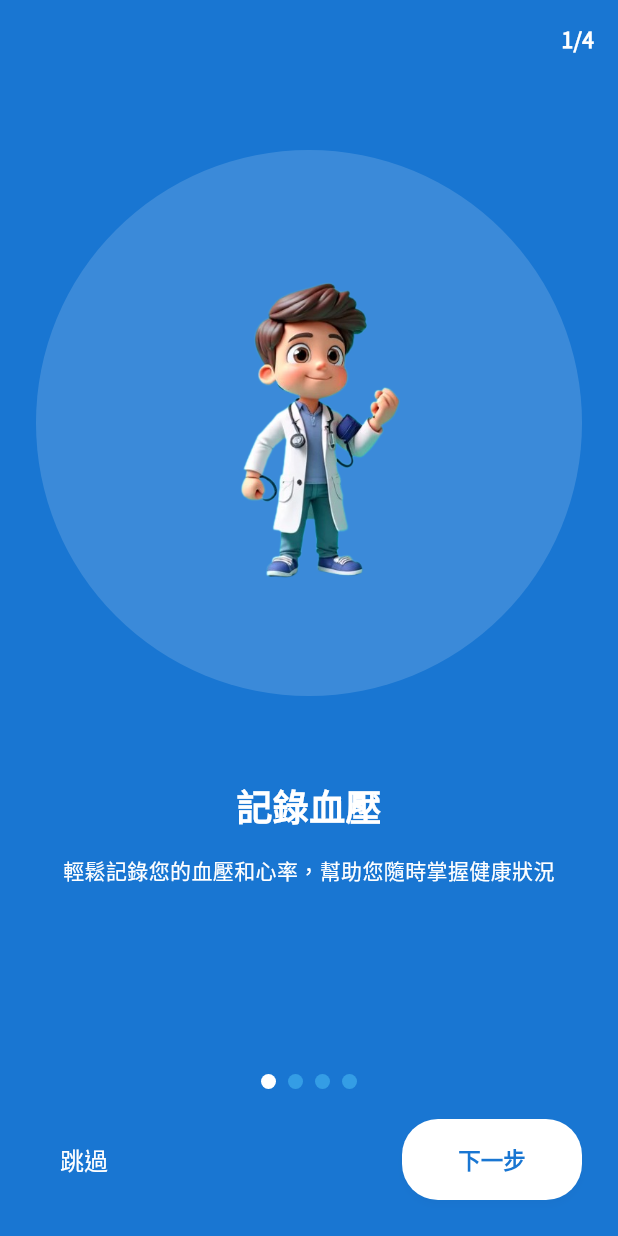
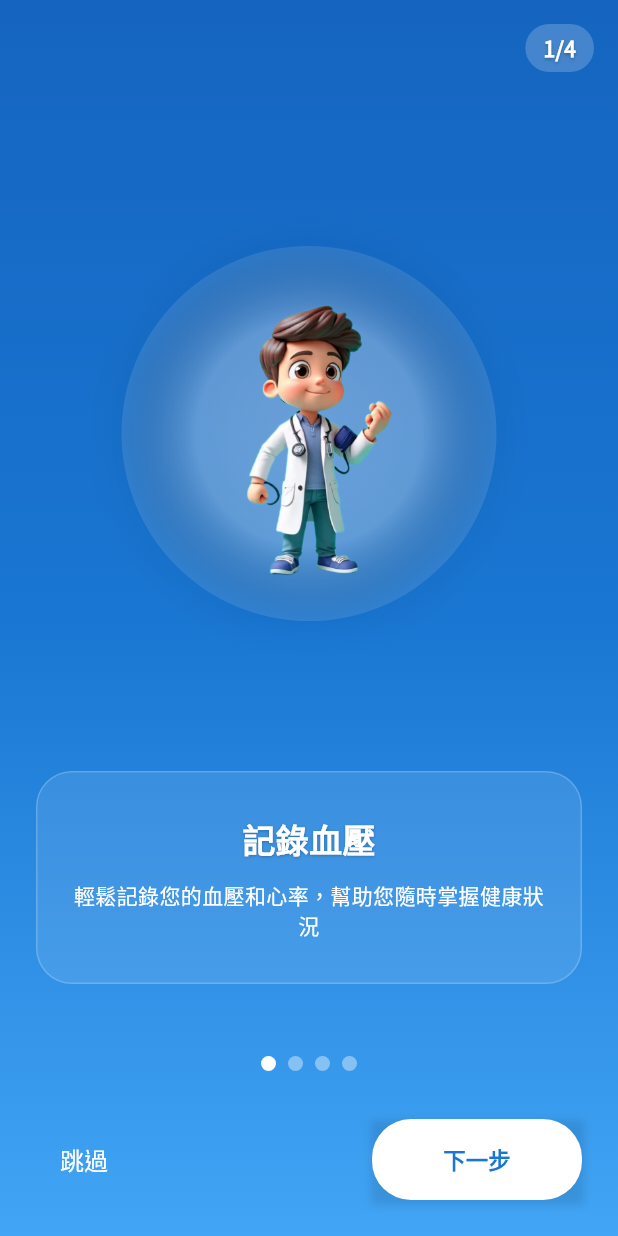
Before and after one commit to firstfu/blood_pressure_app, a Flutter app: the screen it shows after launch, on a phone screen of 412 x 824 dp. Run offline on Flutter 3.47's test engine with Material 3 defaults, Android fonts, the phone set to English and light mode, and no system bars; drawn by our look-alikes of smooth_page_indicator; our stand-ins replace csv, fl_chart, image_picker, in_app_review, package_info_plus, pdf and 2 more; missing offline and left inert: app_settings, excel; accounts and stored records are empty.

Commit message:
更新 Onboarding 頁面，新增漸層背景與主頁導航修復，優化頁面內容與結構以提升使用者體驗與界面一致性。

```diff
--- a/lib/views/onboarding/onboarding_page.dart
+++ b/lib/views/onboarding/onboarding_page.dart
@@ -8,6 +8,7 @@
 import '../../themes/typography_theme.dart';
 import '../../services/shared_prefs_service.dart';
 import '../../l10n/app_localizations_extension.dart';
+import '../../views/main_page.dart'; // 導入 MainPage
 
 /// Onboarding 頁面
 ///
@@ -25,8 +26,17 @@
   final PageController _pageController = PageController();
   // 當前頁面索引
   int _currentPage = 0;
+
   // 總頁數
   static const int _totalPages = 4;
+
+  // 定義每個頁面的漸層顏色
+  final List<List<Color>> _pageGradients = [
+    [const Color(0xFF1565C0), const Color(0xFF1976D2), const Color(0xFF42A5F5)], // 第一頁藍色漸層
+    [const Color(0xFF7986CB), const Color(0xFF5C6BC0), const Color(0xFF3949AB)], // 第二頁紫藍色漸層
+    [const Color(0xFF0277BD), const Color(0xFF0288D1), const Color(0xFF039BE5)], // 第三頁淺藍色漸層
+    [const Color(0xFF00838F), const Color(0xFF0097A7), const Color(0xFF00ACC1)], // 第四頁藍綠色漸層
+  ];
 
   @override
   void dispose() {
@@ -39,16 +49,23 @@
     // 設置 onBoarding 完成狀態
     await SharedPrefsService.setOnBoardingCompleted();
 
-    // 導航到主頁
+    // 導航到主頁 - 修復路由問題
     if (!mounted) return;
-    Navigator.of(context).pushReplacementNamed('/home');
+
+    // 使用 pushReplacement 直接導航到 MainPage，而不是使用命名路由
+    Navigator.of(context).pushReplacement(MaterialPageRoute(builder: (context) => const MainPage()));
   }
 
   @override
   Widget build(BuildContext context) {
     return Scaffold(
-      backgroundColor: AppTheme.primaryColor, // 使用應用程式的主色調
-      body: SafeArea(
+      // 使用漸層背景
+      body: AnimatedContainer(
+        duration: const Duration(milliseconds: 500),
+        decoration: BoxDecoration(
+          gradient: LinearGradient(begin: Alignment.topCenter, end: Alignment.bottomCenter, colors: _pageGradients[_currentPage]),
+        ),
+        child: SafeArea(
           child: Column(
             children: [
               // 狀態欄指示圖標
@@ -56,7 +73,20 @@
                 padding: const EdgeInsets.all(16.0),
                 child: Row(
                   mainAxisAlignment: MainAxisAlignment.end,
-                children: [Text('${_currentPage + 1}/$_totalPages', style: const TextStyle(color: Colors.white, fontWeight: FontWeight.bold))],
+                  children: [
+                    Container(
+                      padding: const EdgeInsets.symmetric(horizontal: 12, vertical: 6),
+                      decoration: BoxDecoration(color: Colors.white.withOpacity(0.2), borderRadius: BorderRadius.circular(16)),
+                      child: Text(
+                        '${_currentPage + 1}/$_totalPages',
+                        style: const TextStyle(
+                          color: Colors.white,
+                          fontWeight: FontWeight.bold,
+                          shadows: [Shadow(color: Colors.black26, blurRadius: 2, offset: Offset(0, 1))],
+                        ),
+                      ),
+                    ),
+                  ],
                 ),
               ),
 
@@ -70,10 +100,30 @@
                     });
                   },
                   children: [
-                  OnboardingPageContent(image: 'assets/images/onboarding_record.png', titleKey: '記錄血壓_標題', descriptionKey: '記錄血壓_描述'),
-                  OnboardingPageContent(image: 'assets/images/onboarding_reminder.png', titleKey: '追蹤健康_標題', descriptionKey: '追蹤健康_描述'),
-                  OnboardingPageContent(image: 'assets/images/onboarding_analysis.png', titleKey: '數據分析_標題', descriptionKey: '數據分析_描述'),
-                  OnboardingPageContent(image: 'assets/images/onboarding_welcome.png', titleKey: '數據分享_標題', descriptionKey: '數據分享_描述'),
+                    OnboardingPageContent(
+                      image: 'assets/images/onboarding_record.png',
+                      titleKey: '記錄血壓_標題',
+                      descriptionKey: '記錄血壓_描述',
+                      gradientColors: _pageGradients[0],
+                    ),
+                    OnboardingPageContent(
+                      image: 'assets/images/onboarding_reminder.png',
+                      titleKey: '追蹤健康_標題',
+                      descriptionKey: '追蹤健康_描述',
+                      gradientColors: _pageGradients[1],
+                    ),
+                    OnboardingPageContent(
+                      image: 'assets/images/onboarding_analysis.png',
+                      titleKey: '數據分析_標題',
+                      descriptionKey: '數據分析_描述',
+                      gradientColors: _pageGradients[2],
+                    ),
+                    OnboardingPageContent(
+                      image: 'assets/images/onboarding_welcome.png',
+                      titleKey: '數據分享_標題',
+                      descriptionKey: '數據分享_描述',
+                      gradientColors: _pageGradients[3],
+                    ),
                   ],
                 ),
               ),
@@ -91,10 +141,11 @@
                         dotWidth: 10,
                         dotHeight: 10,
                         activeDotColor: Colors.white,
-                      dotColor: AppTheme.primaryLightColor.withAlpha(128),
+                        dotColor: Colors.white.withOpacity(0.4),
+                        radius: 5,
                       ),
                     ),
-                  const SizedBox(height: 20),
+                    const SizedBox(height: 32),
 
                     // 底部按鈕
                     Row(
@@ -104,13 +155,17 @@
                         if (_currentPage < _totalPages - 1)
                           TextButton(
                             onPressed: _completeOnboarding,
-                          child: Text(context.tr('跳過_按鈕'), style: const TextStyle(color: Colors.white, fontWeight: FontWeight.w500)),
+                            child: Text(context.tr('跳過_按鈕'), style: const TextStyle(color: Colors.white, fontWeight: FontWeight.w500, fontSize: 16)),
                           )
                         else
                           const SizedBox(width: 80),
 
                         // 下一步或開始按鈕
-                      ElevatedButton(
+                        Container(
+                          decoration: BoxDecoration(
+                            boxShadow: [BoxShadow(color: Colors.black.withOpacity(0.1), spreadRadius: 1, blurRadius: 4, offset: const Offset(0, 2))],
+                          ),
+                          child: ElevatedButton(
                             onPressed: () {
                               if (_currentPage < _totalPages - 1) {
                                 _pageController.nextPage(duration: const Duration(milliseconds: 300), curve: Curves.easeInOut);
@@ -120,14 +175,15 @@
                             },
                             style: ElevatedButton.styleFrom(
                               backgroundColor: Colors.white,
-                          foregroundColor: AppTheme.primaryColor,
-                          minimumSize: const Size(120, 48),
-                          shape: RoundedRectangleBorder(borderRadius: BorderRadius.circular(24)),
-                          elevation: 2,
+                              foregroundColor: _pageGradients[_currentPage][1],
+                              minimumSize: const Size(140, 52),
+                              shape: RoundedRectangleBorder(borderRadius: BorderRadius.circular(26)),
+                              elevation: 0,
                             ),
                             child: Text(
                               _currentPage < _totalPages - 1 ? context.tr('下一步_按鈕') : context.tr('開始_按鈕'),
-                          style: TypographyTheme.buttonText.copyWith(color: AppTheme.primaryColor, fontWeight: FontWeight.bold),
+                              style: TypographyTheme.buttonText.copyWith(color: _pageGradients[_currentPage][1], fontWeight: FontWeight.bold),
+                            ),
                           ),
                         ),
                       ],
@@ -136,6 +192,7 @@
                 ),
               ),
             ],
+          ),
         ),
       ),
     );
@@ -149,8 +206,9 @@
   final String image;
   final String titleKey;
   final String descriptionKey;
+  final List<Color> gradientColors;
 
-  const OnboardingPageContent({super.key, required this.image, required this.titleKey, required this.descriptionKey});
+  const OnboardingPageContent({super.key, required this.image, required this.titleKey, required this.descriptionKey, required this.gradientColors});
 
   @override
   Widget build(BuildContext context) {
@@ -163,23 +221,66 @@
           Expanded(
             flex: 3,
             child: Container(
-              margin: const EdgeInsets.only(bottom: 32),
-              decoration: BoxDecoration(color: Colors.white.withAlpha(38), shape: BoxShape.circle),
-              child: Center(child: Image.asset(image, height: 240, fit: BoxFit.contain)),
+              margin: const EdgeInsets.only(bottom: 24),
+              decoration: BoxDecoration(
+                gradient: RadialGradient(colors: [Colors.white.withOpacity(0.2), Colors.white.withOpacity(0.05)], radius: 0.8),
+                shape: BoxShape.circle,
+                boxShadow: [BoxShadow(color: Colors.black.withOpacity(0.05), blurRadius: 20, spreadRadius: 5)],
+              ),
+              child: Stack(
+                alignment: Alignment.center,
+                children: [
+                  // 背景發光效果
+                  Container(
+                    width: 250,
+                    height: 250,
+                    decoration: BoxDecoration(
+                      shape: BoxShape.circle,
+                      gradient: RadialGradient(colors: [Colors.white.withOpacity(0.2), Colors.transparent], stops: const [0.6, 1.0]),
+                    ),
+                  ),
+                  // 主圖片
+                  Image.asset(image, height: 220, fit: BoxFit.contain),
+                ],
+              ),
             ),
           ),
 
-          // 標題
+          // 標題和描述
           Expanded(
             flex: 1,
+            child: Container(
+              padding: const EdgeInsets.symmetric(horizontal: 20, vertical: 16),
+              decoration: BoxDecoration(
+                color: Colors.white.withOpacity(0.1),
+                borderRadius: BorderRadius.circular(24),
+                border: Border.all(color: Colors.white.withOpacity(0.2), width: 1),
+              ),
               child: Column(
+                mainAxisSize: MainAxisSize.min,
+                mainAxisAlignment: MainAxisAlignment.center,
                 children: [
-                Text(context.tr(titleKey), style: TypographyTheme.largeTitle.copyWith(color: Colors.white)),
-                const SizedBox(height: 16),
+                  Text(
+                    context.tr(titleKey),
+                    style: TypographyTheme.largeTitle.copyWith(
+                      color: Colors.white,
+                      fontWeight: FontWeight.bold,
+                      fontSize: 22,
+                      shadows: [const Shadow(color: Colors.black26, blurRadius: 2, offset: Offset(0, 1))],
+                    ),
+                  ),
+                  const SizedBox(height: 12),
 
                   // 描述文字
-                Text(context.tr(descriptionKey), textAlign: TextAlign.center, style: TypographyTheme.body.copyWith(color: Colors.white)),
+                  Flexible(
+                    child: Text(
+                      context.tr(descriptionKey),
+                      textAlign: TextAlign.center,
+                      style: TypographyTheme.body.copyWith(color: Colors.white, height: 1.4),
+                    ),
+                  ),
                 ],
+              ),
             ),
           ),
         ],
```
Lines whose indentation alone changed are shown as unchanged.
